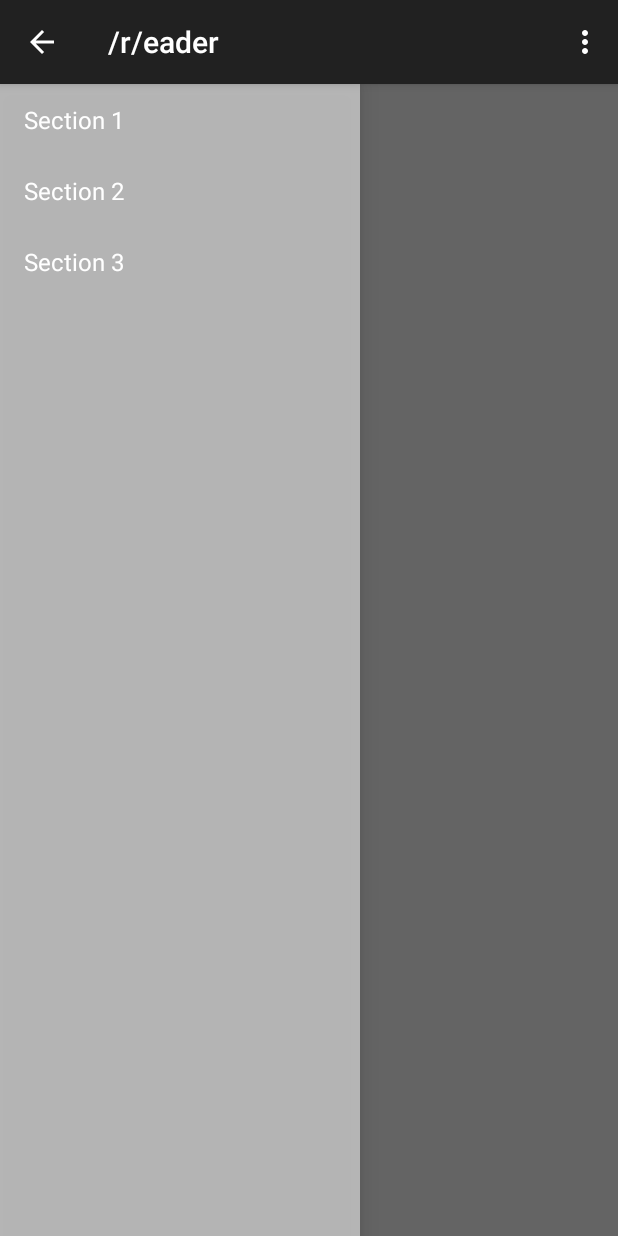
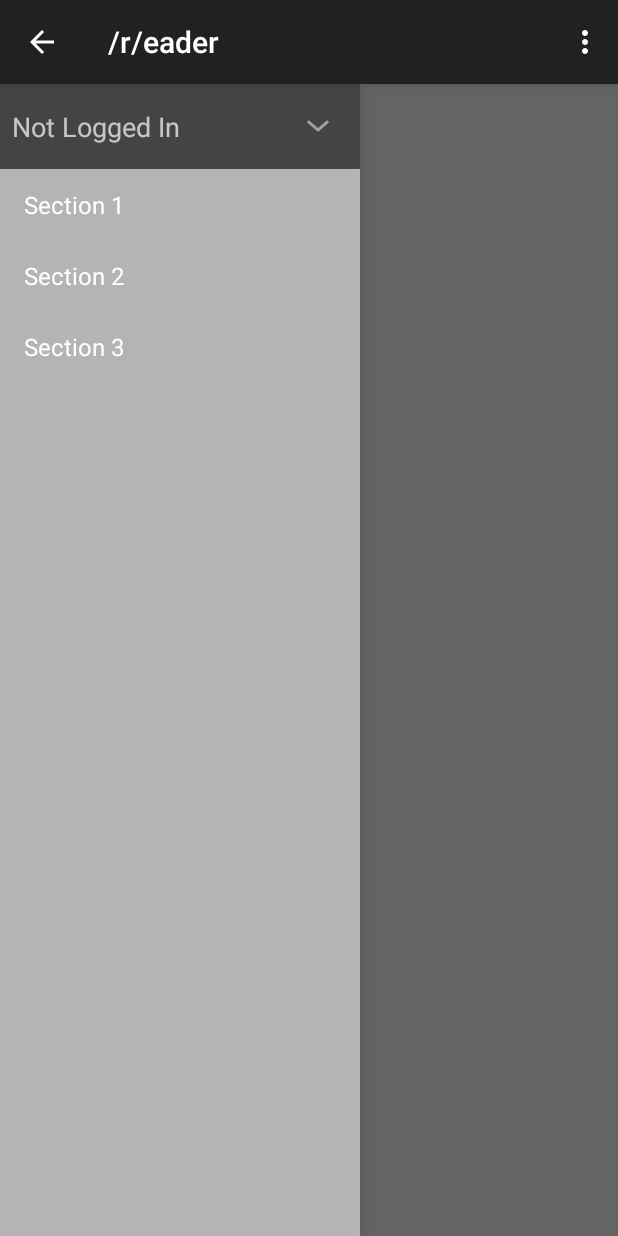
Before and after one commit to nguyenmp/reader, an Android app: the screen it shows after launch (FrontpageActivity), on a phone screen of 412 x 824 dp. Run offline under Robolectric (Android 15) with nearby library versions, the phone set to English and light mode, and no system bars; libraries missing offline, so code that uses them is left out: org.codehaus.jackson; network calls fail; 2 statements that could not run were skipped.

```diff
--- a/app/src/main/java/com/nguyenmp/reader/NavigationDrawerFragment.java
+++ b/app/src/main/java/com/nguyenmp/reader/NavigationDrawerFragment.java
@@ -1,25 +1,30 @@
 package com.nguyenmp.reader;
 
-import android.support.v7.app.ActionBarActivity;
 import android.app.Activity;
-import android.support.v7.app.ActionBar;
-import android.support.v4.app.Fragment;
-import android.support.v4.app.ActionBarDrawerToggle;
-import android.support.v4.view.GravityCompat;
-import android.support.v4.widget.DrawerLayout;
+import android.content.Context;
 import android.content.SharedPreferences;
 import android.content.res.Configuration;
 import android.os.Bundle;
 import android.preference.PreferenceManager;
+import android.support.v4.app.ActionBarDrawerToggle;
+import android.support.v4.app.Fragment;
+import android.support.v4.view.GravityCompat;
+import android.support.v4.widget.DrawerLayout;
+import android.support.v7.app.ActionBar;
+import android.support.v7.app.ActionBarActivity;
 import android.view.LayoutInflater;
 import android.view.Menu;
 import android.view.MenuInflater;
 import android.view.MenuItem;
 import android.view.View;
 import android.view.ViewGroup;
+import android.view.animation.Animation;
+import android.view.animation.AnimationUtils;
 import android.widget.AdapterView;
 import android.widget.ArrayAdapter;
+import android.widget.ImageView;
 import android.widget.ListView;
+import android.widget.TextView;
 import android.widget.Toast;
 
 /**
@@ -87,11 +92,41 @@ public class NavigationDrawerFragment extends Fragment {
     }
 
     @Override
-    public View onCreateView(LayoutInflater inflater, ViewGroup container,
-            Bundle savedInstanceState) {
-        View view = inflater.inflate(R.layout.fragment_navigation_drawer, container);
+    public View onCreateView(LayoutInflater inflater, ViewGroup container, Bundle savedInstanceState) {
+        final Context context = getActivity();
+        final View view = inflater.inflate(R.layout.fragment_navigation_drawer, container);
 
-        mDrawerListView = (ListView) view.findViewById(R.id.list);
+        // Set up the accounts stuff
+        final ListView accountsListView = (ListView) view.findViewById(R.id.accounts_list_view);
+        accountsListView.setAdapter(new ArrayAdapter<String>(
+                getActionBar().getThemedContext(),
+                android.R.layout.simple_list_item_1,
+                android.R.id.text1,
+                new String[]{
+                        "Account 1",
+                        "Account 2",
+                        "Account 3",
+                }));
+        final TextView currentAccountTextView = (TextView) view.findViewById(R.id.current_account_text_view);
+        final ImageView currentAccountDropdownIndicator = (ImageView) view.findViewById(R.id.accounts_dropdown_indicator);
+        currentAccountTextView.setOnClickListener(new View.OnClickListener() {
+            @Override
+            public void onClick(View v) {
+                // Animate the dropdown list
+                boolean isVisible = accountsListView.getVisibility() == View.VISIBLE;
+                accountsListView.setVisibility(isVisible ? View.GONE : View.VISIBLE);
+
+                // Animate the indicator
+                final int indicatorAnimationRes = isVisible ? R.anim.rotate_clockwise_180_360 : R.anim.rotate_clockwise_0_180;
+                final Animation indicatorAnimation = AnimationUtils.loadAnimation(context, indicatorAnimationRes);
+                indicatorAnimation.setFillEnabled(true);
+                indicatorAnimation.setFillAfter(true);
+                currentAccountDropdownIndicator.startAnimation(indicatorAnimation);
+            }
+        });
+
+        // Set up the subreddit stuff
+        mDrawerListView = (ListView) view.findViewById(R.id.subreddits_list_view);
         mDrawerListView.setOnItemClickListener(new AdapterView.OnItemClickListener() {
             @Override
             public void onItemClick(AdapterView<?> parent, View view, int position, long id) {
--- /dev/null
+++ b/app/src/main/res/anim/rotate_clockwise_0_180.xml
@@ -0,0 +1,12 @@
+<?xml version="1.0" encoding="utf-8"?>
+
+<set xmlns:android="http://schemas.android.com/apk/res/android">
+    <rotate
+        android:duration="@android:integer/config_mediumAnimTime"
+        android:fromDegrees="0"
+        android:toDegrees="180"
+        android:pivotX="50%"
+        android:pivotY="50%"
+        android:fillEnabled="true"
+        android:fillAfter="true" />
+</set>
--- /dev/null
+++ b/app/src/main/res/anim/rotate_clockwise_180_360.xml
@@ -0,0 +1,12 @@
+<?xml version="1.0" encoding="utf-8"?>
+
+<set xmlns:android="http://schemas.android.com/apk/res/android">
+    <rotate
+        android:duration="@android:integer/config_mediumAnimTime"
+        android:fromDegrees="180"
+        android:toDegrees="0"
+        android:pivotX="50%"
+        android:pivotY="50%"
+        android:fillEnabled="true"
+        android:fillAfter="true" />
+</set>
--- a/app/src/main/res/layout/fragment_navigation_drawer.xml
+++ b/app/src/main/res/layout/fragment_navigation_drawer.xml
@@ -8,12 +8,49 @@
     android:background="#cccc"
     tools:context=".NavigationDrawerFragment" >
 
+    <RelativeLayout
+        android:id="@+id/accounts_container"
+        android:layout_width="match_parent"
+        android:layout_height="wrap_content"
+        android:layout_alignParentTop="true"
+        android:background="#f444">
+
+        <TextView
+            android:id="@+id/current_account_text_view"
+            android:layout_width="match_parent"
+            android:layout_height="wrap_content"
+            android:textAppearance="?android:attr/textAppearanceMediumInverse"
+            android:paddingLeft="8dp"
+            android:paddingTop="16dp"
+            android:paddingBottom="16dp"
+            android:text="@string/not_logged_in"/>
+
+        <ImageView
+            android:id="@+id/accounts_dropdown_indicator"
+            android:layout_width="wrap_content"
+            android:layout_height="wrap_content"
+            android:layout_alignParentRight="true"
+            android:padding="8dp"
+            android:src="@drawable/ic_navigation_expand_white" />
+
+        <ListView
+            android:id="@+id/accounts_list_view"
+            android:layout_below="@id/current_account_text_view"
+            android:layout_width="match_parent"
+            android:layout_height="wrap_content"
+            android:visibility="gone"
+            android:paddingLeft="8dp" />
+
+    </RelativeLayout>
+
     <ListView
+        android:id="@+id/subreddits_list_view"
         android:layout_width="match_parent"
-        android:layout_height="match_parent"
+        android:layout_height="wrap_content"
+        android:layout_below="@id/accounts_container"
+        android:layout_alignParentBottom="true"
         android:choiceMode="singleChoice"
         android:divider="@android:color/transparent"
-        android:id="@+id/list"
         android:dividerHeight="0dp" />
 
 </RelativeLayout>
--- a/app/src/main/res/values/strings.xml
+++ b/app/src/main/res/values/strings.xml
@@ -12,5 +12,6 @@
     <string name="log_in">Log In</string>
     <string name="add_account">Add Account</string>
     <string name="cancel">Cancel</string>
+    <string name="not_logged_in">Not Logged In</string>
 
 </resources>
```
Also changed, not shown: app/src/main/res/drawable-hdpi/ic_navigation_expand.png (added), app/src/main/res/drawable-hdpi/ic_navigation_expand_white.png (added), app/src/main/res/drawable-mdpi/ic_navigation_expand.png (added), app/src/main/res/drawable-mdpi/ic_navigation_expand_white.png (added), app/src/main/res/drawable-xhdpi/ic_navigation_expand.png (added), app/src/main/res/drawable-xhdpi/ic_navigation_expand_white.png (added), app/src/main/res/drawable-xxhdpi/ic_navigation_expand.png (added), app/src/main/res/drawable-xxhdpi/ic_navigation_expand_white.png (added).
